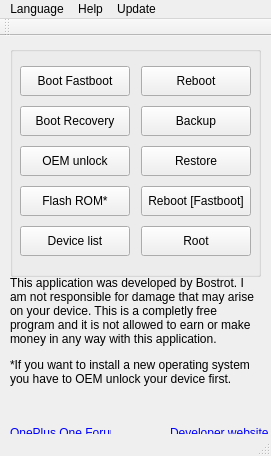
Qt form mainwindow.ui (rarog/OPOT-SOURCE-QT) before a commit.
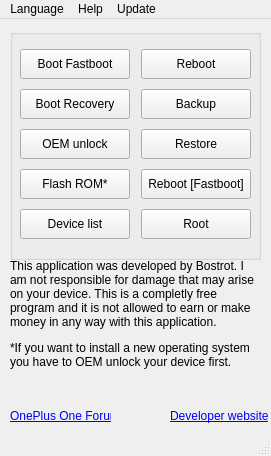
The same form after that commit.

Commit message: Removing unused toolbar.

Patch:
```diff
--- a/mainwindow.ui
+++ b/mainwindow.ui
@@ -1129,14 +1129,6 @@
    <addaction name="menuHelp"/>
    <addaction name="menuUpdate"/>
   </widget>
-  <widget class="QToolBar" name="mainToolBar">
-   <attribute name="toolBarArea">
-    <enum>TopToolBarArea</enum>
-   </attribute>
-   <attribute name="toolBarBreak">
-    <bool>false</bool>
-   </attribute>
-  </widget>
   <widget class="QStatusBar" name="statusBar"/>
   <action name="actionGerman">
    <property name="text">
```
